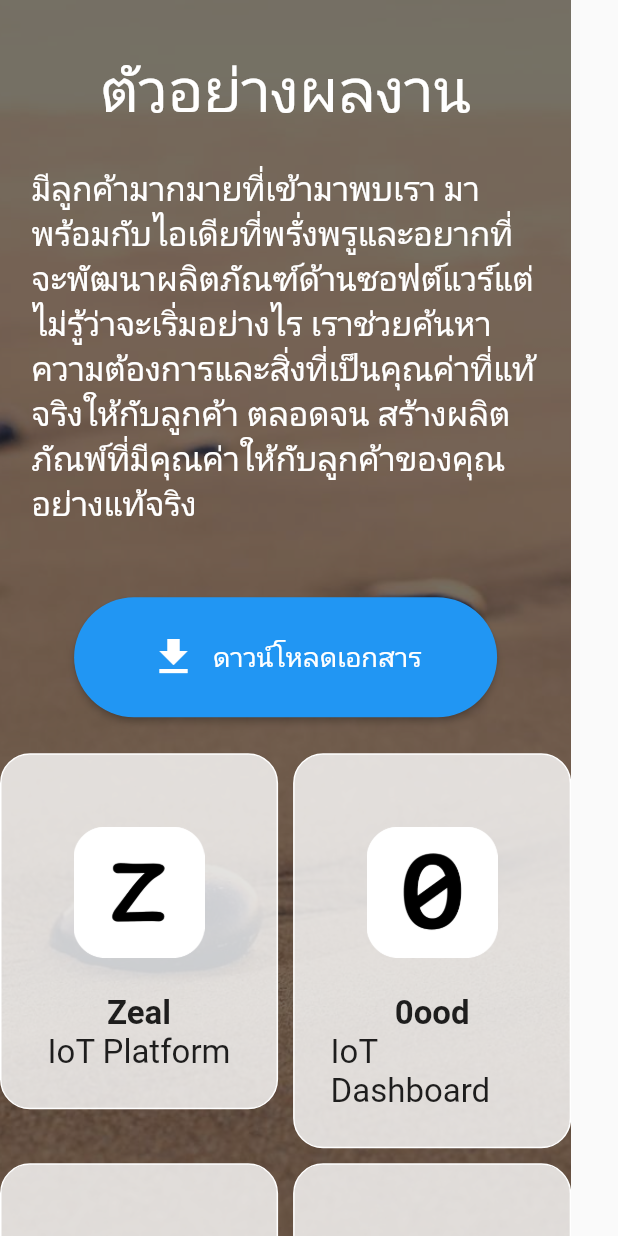
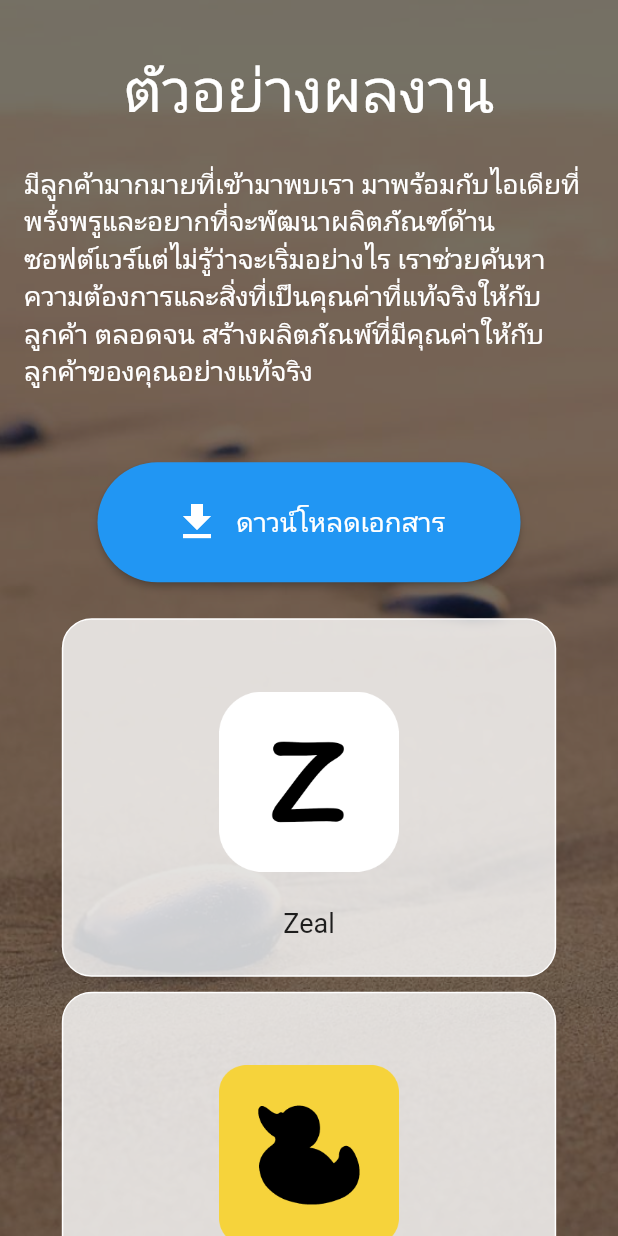
Before and after one commit to anoochit/flutter_redline_spa, a Flutter app: the ProductPortfolioWidget widget shown alone on an empty page, opened directly, on a phone screen of 412 x 824 dp. Run offline on Flutter 3.47's test engine with Material 2 defaults, Android fonts, the light colour scheme and no system bars; our stand-ins replace google_fonts; Roboto replaces fonts that are missing (Prompt).

Commit message:
update layout, product portfolio

```diff
--- a/lib/home.dart
+++ b/lib/home.dart
@@ -1,4 +1,5 @@
 import 'dart:developer';
+import 'package:flutter/rendering.dart';
 import 'package:flutter_redline_web2/widget.dart';
 import 'package:google_fonts/google_fonts.dart';
 import 'package:flutter/material.dart';
@@ -202,6 +203,8 @@ class _ServiceWidgetState extends State<ServiceWidget> {
         ),
       ),
       child: SingleChildScrollView(
+        child: Container(
+          width: 960,
           child: Column(
             children: [
               TextHeadingContent(text: "พัฒนาผลิตภัณฑ์ที่ใช้งานได้"),
@@ -227,6 +230,7 @@ class _ServiceWidgetState extends State<ServiceWidget> {
                 height: 64,
               )
             ],
+          ),
         ),
       ),
     );
@@ -263,20 +267,23 @@ class _ProductPortfolioWidgetState extends State<ProductPortfolioWidget> {
                   "มีลูกค้ามากมายที่เข้ามาพบเรา มาพร้อมกับไอเดียที่พรั่งพรูและอยากที่จะพัฒนาผลิตภัณฑ์ด้านซอฟต์แวร์แต่ไม่รู้ว่าจะเริ่มอย่างไร เราช่วยค้นหาความต้องการและสิ่งที่เป็นคุณค่าที่แท้จริงให้กับลูกค้า ตลอดจน สร้างผลิตภัณพ์ที่มีคุณค่าให้กับลูกค้าของคุณอย่างแท้จริง",
             ),
             ButtonToURL(title: "ดาวน์โหลดเอกสาร", icon: Icons.download, url: "https://docs.google.com/presentation/d/10hQv2H9I52tMH-QM4Gb_FoXouVZgO8ZrPMvNN6vhtTU/edit?usp=sharing"),
-            Wrap(
+            Container(
+              width: MediaQuery.of(context).size.width * 0.8,
+              child: Wrap(
                 spacing: 10.0,
                 runSpacing: 10.0,
                 children: [
                   BlockProductContent(screenType: screenType, text: "Zeal", description: "IoT Platform", asset: "assets/images/logo_zeal.png"),
-                BlockProductContent(screenType: screenType, text: "0ood", description: "IoT Dashboard", asset: "assets/images/logo_0ood.png"),
+                  //BlockProductContent(screenType: screenType, text: "0ood", description: "IoT Dashboard", asset: "assets/images/logo_0ood.png"),
                   BlockProductContent(screenType: screenType, text: "NutPed", description: "Private Chat", asset: "assets/images/logo_nutped.png"),
                   BlockProductContent(screenType: screenType, text: "NutPed Dash", description: "Web Dashboard", asset: "assets/images/logo_nutped_dash.png"),
                   BlockProductContent(screenType: screenType, text: "Dementia", description: "Health Care", asset: "assets/images/logo_dementia.png"),
                   BlockProductContent(screenType: screenType, text: "Blood Presure Log", description: "Health Care", asset: "assets/images/logo_blood_pressure_log.png"),
                   BlockProductContent(screenType: screenType, text: "PinkyBink", description: "Dating App", asset: "assets/images/logo_pinkybink.png"),
-                BlockProductContent(screenType: screenType, text: "PinkyBink Console", description: "Mobile Dashboard", asset: "assets/images/logo_pinkybink_console.png"),
-                BlockProductContent(screenType: screenType, text: "DoggyGirl", description: "Dating App", asset: "assets/images/logo_doggygirl.png"),
+                  //BlockProductContent(screenType: screenType, text: "PinkyBink Console", description: "Mobile Dashboard", asset: "assets/images/logo_pinkybink_console.png"),
+                  //BlockProductContent(screenType: screenType, text: "DoggyGirl", description: "Dating App", asset: "assets/images/logo_doggygirl.png"),
                 ],
+              ),
             ),
             SizedBox(
               height: 64,
@@ -415,7 +422,7 @@ String checkScreenSize(BuildContext context) {
 
   log(scWidth.toString());
 
-  if (scWidth < 412) {
+  if (scWidth < 769) {
     return "mobile";
   } else if (scWidth < 960) {
     return "tablet";
--- a/lib/widget.dart
+++ b/lib/widget.dart
@@ -117,8 +117,8 @@ class BlockProductContent extends StatelessWidget {
       width: (screenType == "mobile")
           ? (MediaQuery.of(context).size.width * 0.8)
           : (screenType == "tablet")
-              ? (MediaQuery.of(context).size.width * 0.45)
-              : (MediaQuery.of(context).size.width * 0.15),
+              ? (MediaQuery.of(context).size.width * 0.5)
+              : (MediaQuery.of(context).size.width * 0.25),
       child: Center(
         child: Column(
           children: [
@@ -126,17 +126,17 @@ class BlockProductContent extends StatelessWidget {
               padding: EdgeInsets.all(24),
               child: Image.asset(
                 asset,
-                width: 128,
+                width: 120,
               ),
             ),
             Text(
               text,
-              style: TextStyle(fontSize: (screenType == "mobile") ? 18.0 : 22.0, fontWeight: FontWeight.bold),
-            ),
-            Text(
-              description,
               style: TextStyle(fontSize: (screenType == "mobile") ? 18.0 : 22.0),
             ),
+            // Text(
+            //   description,
+            //   style: TextStyle(),
+            // ),
           ],
         ),
       ),
```
Lines whose indentation alone changed are shown as unchanged.
